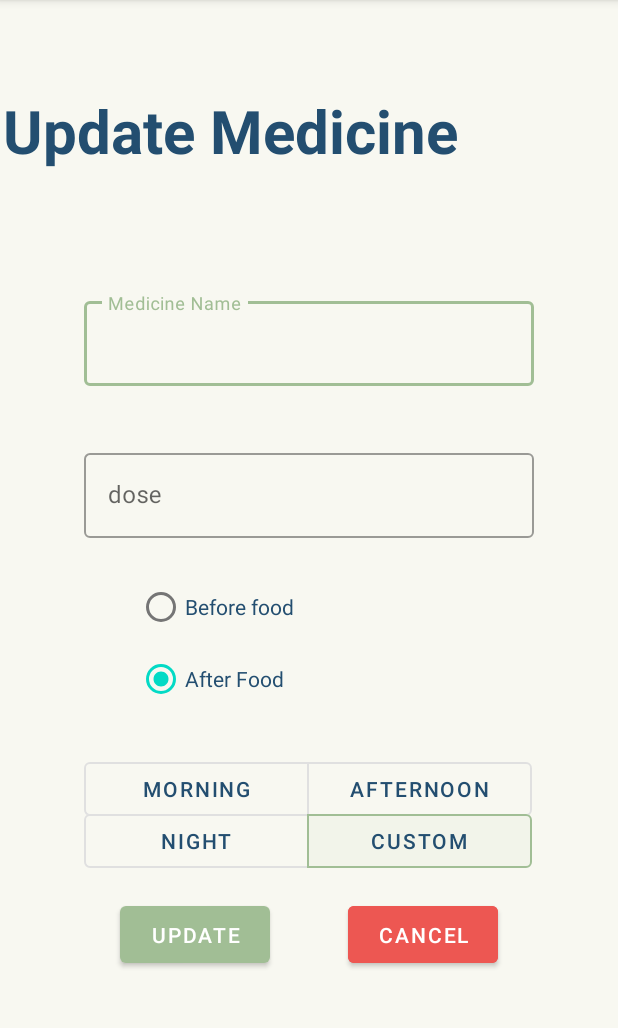
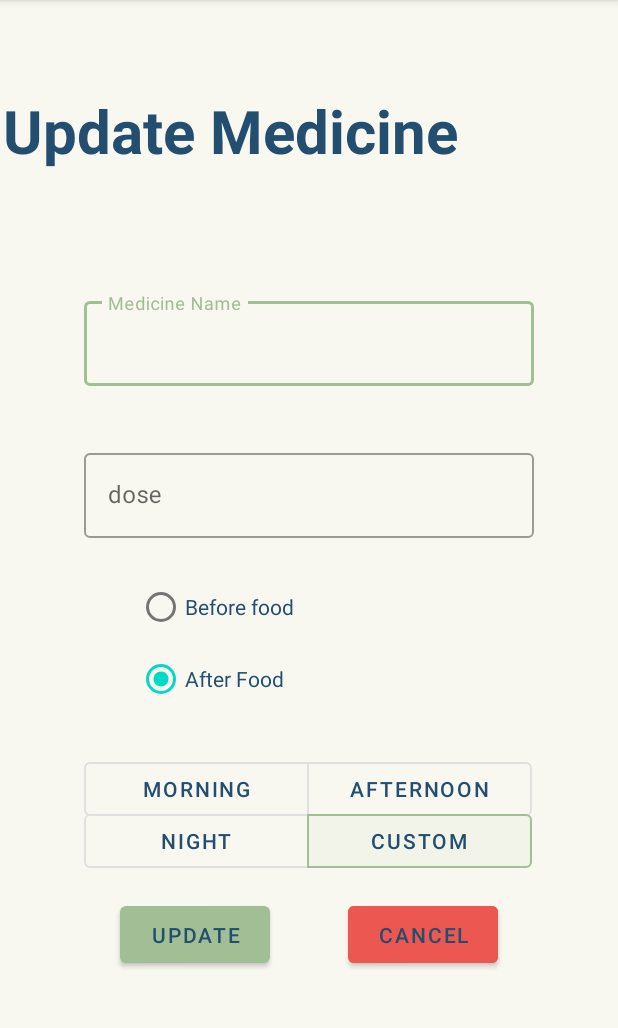
Before and after one commit to asiptsova/Vozyk, an Android app: the UpdateActivity screen opened directly, with no data from a screen before it, on a phone screen of 412 x 824 dp, the part 84-1112 px from its top. Run offline under Robolectric (Android 15) with nearby library versions, the phone set to English and light mode, and no system bars; our stand-ins replace Firebase (no records; nobody signed in at launch, a user with empty details on screens opened directly); Roboto replaces fonts that are not available here; 9 statements that could not run were skipped.

Commit message:
<UI/UX fix 2.9.2>

```diff
--- a/app/src/main/res/layout/activity_ptsd_1.xml
+++ b/app/src/main/res/layout/activity_ptsd_1.xml
@@ -139,7 +139,7 @@
             android:backgroundTint="#C0B2E7"
             android:text="yes"
             android:textAllCaps="false"
-            android:textColor="@color/white"
+            android:textColor="#234E70"
             android:textColorHighlight="#664564"
             android:textColorHint="#664564"
             android:textColorLink="#664564"
@@ -156,7 +156,7 @@
             android:backgroundTint="#C0B2E7"
             android:text="no"
             android:textAllCaps="false"
-            android:textColor="@color/white"
+            android:textColor="#234E70"
             android:textColorHighlight="#664564"
             android:textColorHint="#664564"
             android:textColorLink="#664564"
--- a/app/src/main/res/layout/activity_update.xml
+++ b/app/src/main/res/layout/activity_update.xml
@@ -139,7 +139,7 @@
         android:layout_marginTop="48dp"
         android:text="@string/update"
         app:layout_constraintStart_toStartOf="parent"
-        android:textColor="@color/white"
+        android:textColor="#234E70"
         app:layout_constraintTop_toBottomOf="@+id/up_toggleButton" />
 
     <Button
@@ -149,7 +149,7 @@
         android:layout_marginEnd="80dp"
         android:text="@string/cancel"
         android:backgroundTint="@color/Raspberry"
-        android:textColor="@color/white"
+        android:textColor="#234E70"
         app:layout_constraintBottom_toBottomOf="@+id/up_updatebtn"
         app:layout_constraintEnd_toEndOf="parent"
         app:layout_constraintTop_toTopOf="@+id/up_updatebtn"
--- a/app/src/main/res/layout/fragment_other.xml
+++ b/app/src/main/res/layout/fragment_other.xml
@@ -36,9 +36,10 @@
             android:src="@drawable/vozyk_2_1"
             app:layout_constraintBottom_toBottomOf="parent"
             app:layout_constraintEnd_toEndOf="parent"
+            app:layout_constraintHorizontal_bias="0.608"
             app:layout_constraintStart_toStartOf="parent"
             app:layout_constraintTop_toTopOf="parent"
-            app:layout_constraintVertical_bias="0.034" />
+            app:layout_constraintVertical_bias="0.0" />
 
         <Button
             android:id="@+id/tv_edit_account"
--- a/app/src/main/res/layout/spinner_item.xml
+++ b/app/src/main/res/layout/spinner_item.xml
@@ -6,6 +6,7 @@
     android:layout_height="48dp"
     android:gravity="center"
     android:textSize="14sp"
+    android:textColor="#234E70"
     android:textIsSelectable="false"
     android:text="Name"
     android:background="@color/Hex"
```
Also changed, not shown: app/src/main/res/layout/activity_account.xml (+4 -4 lines).
